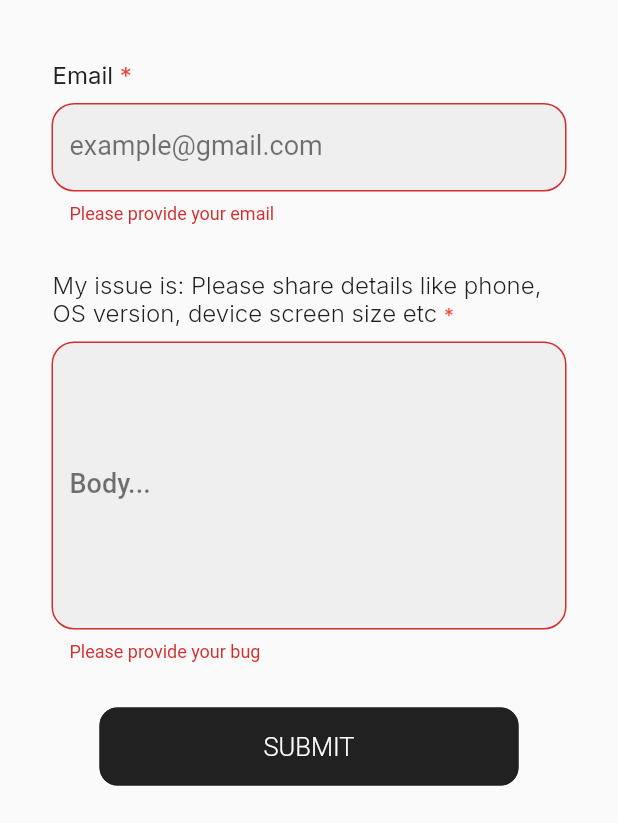
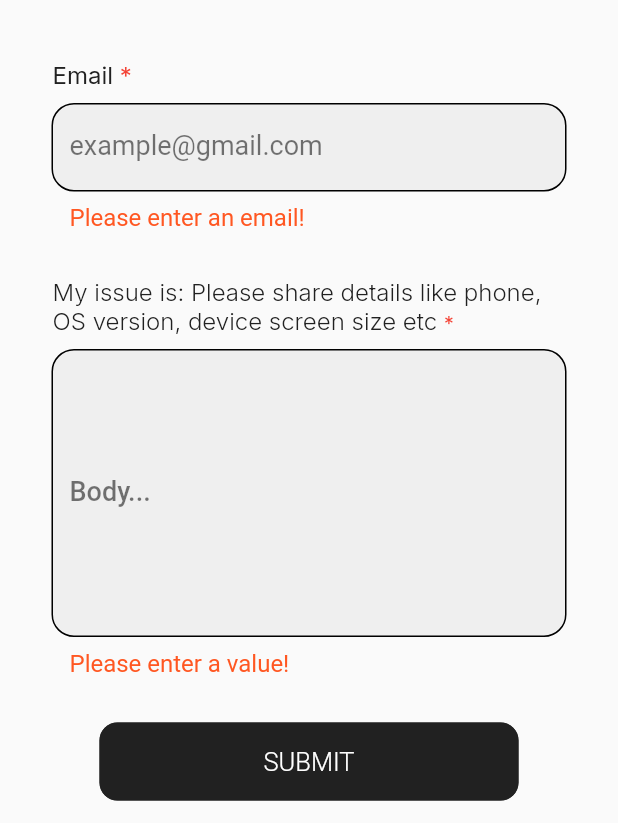
Before and after one commit to IrinaStefanescu/AdminBlock, a Flutter app: the ReportBug screen opened directly, after a tap on "SUBMIT", on a phone screen of 412 x 824 dp, the part 413-1236 px from its top. Run offline on Flutter 3.47's test engine with Material 2 defaults, Android fonts, the phone set to English and light mode, and no system bars; our stand-ins replace carousel_slider, cloud_firestore, dio, firebase_auth, firebase_core, firebase_storage and 11 more; missing offline and left inert: flutter_mailer, flutter_stripe; accounts and stored records are empty; key blocks and very long unbroken strings in the code were emptied for the run.

Commit message:
validation input for every text filed

```diff
--- a/lib/pages/report_a_bug_form.dart
+++ b/lib/pages/report_a_bug_form.dart
@@ -1,4 +1,5 @@
 import 'package:admin_block/components/button_primary.dart';
+import 'package:admin_block/pages/service/validators.dart';
 import 'package:admin_block/pages/settings.dart';
 import 'package:cloud_firestore/cloud_firestore.dart';
 import 'package:firebase_auth/firebase_auth.dart';
@@ -192,16 +193,21 @@ class _ReportBugState extends State<ReportBug> {
                         fontSize: 18,
                         fontWeight: FontWeight.w400,
                       ),
+                      errorStyle: TextStyle(
+                        color: Colors.deepOrange,
+                        fontSize: 16.0,
+                      ),
+                      focusedErrorBorder: OutlineInputBorder(
+                        borderRadius: BorderRadius.all(Radius.circular(15.0)),
+                      ),
+                      errorBorder: OutlineInputBorder(
+                        borderRadius: BorderRadius.all(Radius.circular(15.0)),
+                      ),
                     ),
                     onChanged: (value) {
                       email = value;
                     },
-                    validator: (value) {
-                      if (value == null || value.isEmpty) {
-                        return 'Please provide your email';
-                      }
-                      return null;
-                    },
+                    validator: UserInputValidator.validatedUserEmail,
                   ),
                 ),
                 Padding(
@@ -265,16 +271,21 @@ class _ReportBugState extends State<ReportBug> {
                           borderRadius: BorderRadius.all(Radius.circular(15.0)),
                           borderSide:
                               BorderSide(color: Colors.orange, width: 2)),
+                      errorStyle: TextStyle(
+                        color: Colors.deepOrange,
+                        fontSize: 16.0,
+                      ),
+                      focusedErrorBorder: OutlineInputBorder(
+                        borderRadius: BorderRadius.all(Radius.circular(15.0)),
+                      ),
+                      errorBorder: OutlineInputBorder(
+                        borderRadius: BorderRadius.all(Radius.circular(15.0)),
+                      ),
                     ),
                     onChanged: (value) {
                       bug = value;
                     },
-                    validator: (value) {
-                      if (value == null || value.isEmpty) {
-                        return 'Please provide your bug';
-                      }
-                      return null;
-                    },
+                    validator: UserInputValidator.validateUserAddressFields,
                   ),
                 ),
                 SizedBox(
```
Also changed, not shown: lib/pages/provide_feedback_form.dart (+25 -14 lines), lib/pages/service/forgot_password.dart (+12 -10 lines), lib/user/complaints.dart (+19 -16 lines), lib/user/delete_user_form.dart (+13 -6 lines).
